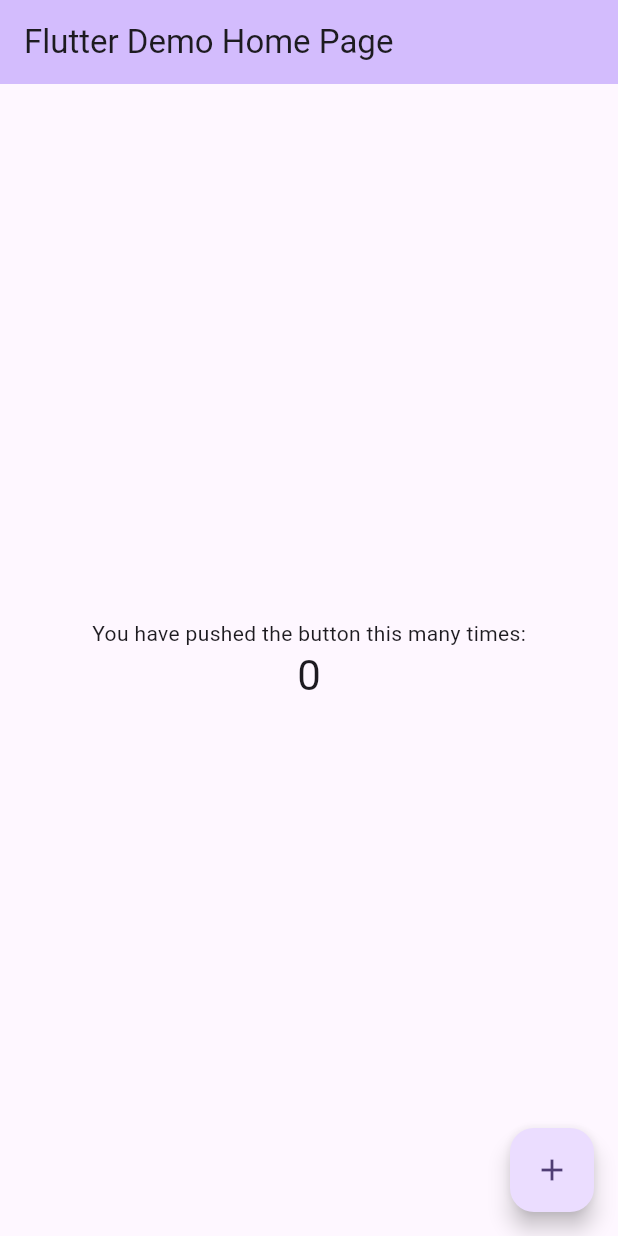
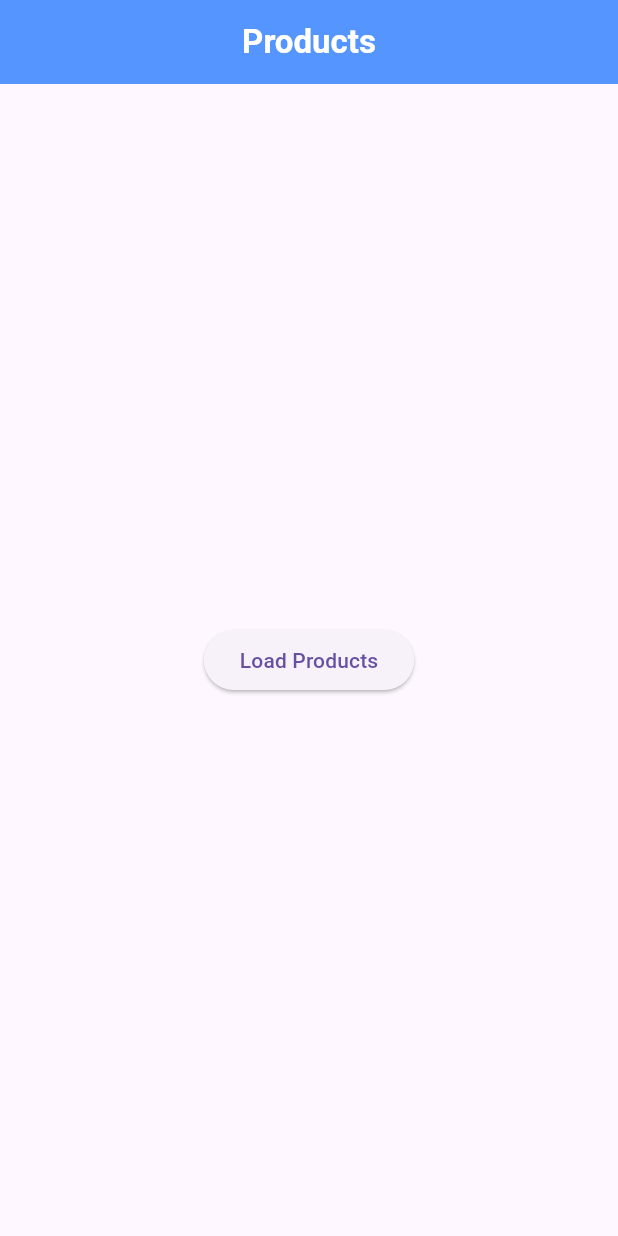
Before and after one commit to AzizbekEshpolatov/flutter_api_bloc_codegen, a Flutter app: the screen it shows after launch, on a phone screen of 412 x 824 dp. Run offline on Flutter 3.47's test engine with Material 3 defaults, Android fonts, the phone set to English and light mode, and no system bars; our stand-ins replace bloc, dio, flutter_bloc, flutter_easyloading, freezed_annotation, get_it and 2 more; accounts and stored records are empty; generated files the repository leaves out were written again.

```diff
--- /dev/null
+++ b/lib/app/app.dart
@@ -0,0 +1,20 @@
+import 'package:flutter/material.dart';
+import 'package:flutter_bloc/flutter_bloc.dart';
+import 'package:flutter_api_bloc_codegen/ui/main/main_screen.dart';
+import 'package:flutter_api_bloc_codegen/ui/main/bloc/main_bloc.dart';
+
+class MyApp extends StatelessWidget {
+  const MyApp({super.key});
+
+  @override
+  Widget build(BuildContext context) {
+    return MultiBlocProvider(
+      providers: [BlocProvider<MainBloc>(create: (context) => MainBloc())],
+      child: MaterialApp(
+        debugShowCheckedModeBanner: false,
+        theme: ThemeData(useMaterial3: true),
+        home: const MainScreen(),
+      ),
+    );
+  }
+}
--- /dev/null
+++ b/lib/core/api/product_api.dart
@@ -0,0 +1,12 @@
+import 'package:dio/dio.dart';
+import 'package:retrofit/retrofit.dart';
+import '../models/product_model.dart';
+part 'product_api.g.dart';
+
+@RestApi(baseUrl: "https://fakestoreapi.com")
+abstract class ProductApi {
+  factory ProductApi(Dio dio, {String baseUrl}) = _ProductApi;
+
+  @GET("/products")
+  Future<List<Product>> getProducts();
+}
--- /dev/null
+++ b/lib/core/models/product_model.dart
@@ -0,0 +1,30 @@
+import 'package:freezed_annotation/freezed_annotation.dart';
+part 'product_model.freezed.dart';
+part 'product_model.g.dart';
+
+@freezed
+class Product with _$Product {
+  const factory Product({
+    required int id,
+    required String title,
+    required double price,
+    required String description,
+    required String category,
+    required String image,
+    required Rating rating,
+  }) = _Product;
+
+  factory Product.fromJson(Map<String, dynamic> json) =>
+      _$ProductFromJson(json);
+}
+
+@freezed
+class Rating with _$Rating {
+  const factory Rating({
+    required double rate,
+    required int count,
+  }) = _Rating;
+
+  factory Rating.fromJson(Map<String, dynamic> json) =>
+      _$RatingFromJson(json);
+}
--- a/lib/main.dart
+++ b/lib/main.dart
@@ -1,125 +1,9 @@
 import 'package:flutter/material.dart';
+import 'app/app.dart';
+import 'di.dart';
 
-void main() {
+void main() async{
+  WidgetsFlutterBinding.ensureInitialized();
+  await setup();
   runApp(const MyApp());
 }
-
-class MyApp extends StatelessWidget {
-  const MyApp({super.key});
-
-  // This widget is the root of your application.
-  @override
-  Widget build(BuildContext context) {
-    return MaterialApp(
-      title: 'Flutter Demo',
-      theme: ThemeData(
-        // This is the theme of your application.
-        //
-        // TRY THIS: Try running your application with "flutter run". You'll see
-        // the application has a purple toolbar. Then, without quitting the app,
-        // try changing the seedColor in the colorScheme below to Colors.green
-        // and then invoke "hot reload" (save your changes or press the "hot
-        // reload" button in a Flutter-supported IDE, or press "r" if you used
-        // the command line to start the app).
-        //
-        // Notice that the counter didn't reset back to zero; the application
-        // state is not lost during the reload. To reset the state, use hot
-        // restart instead.
-        //
-        // This works for code too, not just values: Most code changes can be
-        // tested with just a hot reload.
-        colorScheme: ColorScheme.fromSeed(seedColor: Colors.deepPurple),
-        useMaterial3: true,
-      ),
-      home: const MyHomePage(title: 'Flutter Demo Home Page'),
-    );
-  }
-}
-
-class MyHomePage extends StatefulWidget {
-  const MyHomePage({super.key, required this.title});
-
-  // This widget is the home page of your application. It is stateful, meaning
-  // that it has a State object (defined below) that contains fields that affect
-  // how it looks.
-
-  // This class is the configuration for the state. It holds the values (in this
-  // case the title) provided by the parent (in this case the App widget) and
-  // used by the build method of the State. Fields in a Widget subclass are
-  // always marked "final".
-
-  final String title;
-
-  @override
-  State<MyHomePage> createState() => _MyHomePageState();
-}
-
-class _MyHomePageState extends State<MyHomePage> {
-  int _counter = 0;
-
-  void _incrementCounter() {
-    setState(() {
-      // This call to setState tells the Flutter framework that something has
-      // changed in this State, which causes it to rerun the build method below
-      // so that the display can reflect the updated values. If we changed
-      // _counter without calling setState(), then the build method would not be
-      // called again, and so nothing would appear to happen.
-      _counter++;
-    });
-  }
-
-  @override
-  Widget build(BuildContext context) {
-    // This method is rerun every time setState is called, for instance as done
-    // by the _incrementCounter method above.
-    //
-    // The Flutter framework has been optimized to make rerunning build methods
-    // fast, so that you can just rebuild anything that needs updating rather
-    // than having to individually change instances of widgets.
-    return Scaffold(
-      appBar: AppBar(
-        // TRY THIS: Try changing the color here to a specific color (to
-        // Colors.amber, perhaps?) and trigger a hot reload to see the AppBar
-        // change color while the other colors stay the same.
-        backgroundColor: Theme.of(context).colorScheme.inversePrimary,
-        // Here we take the value from the MyHomePage object that was created by
-        // the App.build method, and use it to set our appbar title.
-        title: Text(widget.title),
-      ),
-      body: Center(
-        // Center is a layout widget. It takes a single child and positions it
-        // in the middle of the parent.
-        child: Column(
-          // Column is also a layout widget. It takes a list of children and
-          // arranges them vertically. By default, it sizes itself to fit its
-          // children horizontally, and tries to be as tall as its parent.
-          //
-          // Column has various properties to control how it sizes itself and
-          // how it positions its children. Here we use mainAxisAlignment to
-          // center the children vertically; the main axis here is the vertical
-          // axis because Columns are vertical (the cross axis would be
-          // horizontal).
-          //
-          // TRY THIS: Invoke "debug painting" (choose the "Toggle Debug Paint"
-          // action in the IDE, or press "p" in the console), to see the
-          // wireframe for each widget.
-          mainAxisAlignment: MainAxisAlignment.center,
-          children: <Widget>[
-            const Text(
-              'You have pushed the button this many times:',
-            ),
-            Text(
-              '$_counter',
-              style: Theme.of(context).textTheme.headlineMedium,
-            ),
-          ],
-        ),
-      ),
-      floatingActionButton: FloatingActionButton(
-        onPressed: _incrementCounter,
-        tooltip: 'Increment',
-        child: const Icon(Icons.add),
-      ), // This trailing comma makes auto-formatting nicer for build methods.
-    );
-  }
-}
--- /dev/null
+++ b/lib/ui/main/bloc/main_bloc.dart
@@ -0,0 +1,27 @@
+import 'package:bloc/bloc.dart';
+import 'package:freezed_annotation/freezed_annotation.dart';
+import 'package:flutter_api_bloc_codegen/core/api/product_api.dart';
+import 'package:flutter_api_bloc_codegen/core/models/product_model.dart';
+import 'package:flutter_api_bloc_codegen/di.dart';
+part 'main_event.dart';
+part 'main_state.dart';
+part 'main_bloc.freezed.dart';
+
+class MainBloc extends Bloc<MainEvent, MainState> {
+  final ProductApi _api = di.get<ProductApi>();
+
+  MainBloc() : super(const MainState.initial()) {
+    on<MainEvent>((event, emit) async {
+      await event.map(
+        started: (_) async {
+          try {
+            final List<Product> products = await _api.getProducts();
+            emit(MainState.loaded(products));
+          } catch (e) {
+            emit(MainState.error(e.toString()));
+          }
+        },
+      );
+    });
+  }
+}
--- /dev/null
+++ b/lib/ui/main/bloc/main_event.dart
@@ -0,0 +1,6 @@
+part of 'main_bloc.dart';
+
+@freezed
+class MainEvent with _$MainEvent {
+  const factory MainEvent.started() = _Started;
+}
--- /dev/null
+++ b/lib/ui/main/bloc/main_state.dart
@@ -0,0 +1,9 @@
+part of 'main_bloc.dart';
+
+@freezed
+class MainState with _$MainState {
+  const factory MainState.initial() = _Initial;
+  const factory MainState.loading() = _Loading;
+  const factory MainState.loaded(List<Product> products) = _Loaded;
+  const factory MainState.error(String message) = _Error;
+}
--- /dev/null
+++ b/lib/ui/main/main_screen.dart
@@ -0,0 +1,55 @@
+import 'package:flutter/material.dart';
+import 'package:flutter_api_bloc_codegen/ui/main/widgets/product_appbar.dart';
+import 'package:flutter_api_bloc_codegen/ui/main/widgets/product_card.dart';
+import 'package:flutter_bloc/flutter_bloc.dart';
+import 'package:flutter_api_bloc_codegen/ui/main/bloc/main_bloc.dart';
+
+class MainScreen extends StatelessWidget {
+  const MainScreen({super.key});
+
+  @override
+  Widget build(BuildContext context) {
+    return Scaffold(
+      appBar: const CustomAppBar(),
+      body: BlocBuilder<MainBloc, MainState>(
+        builder: (context, state) {
+          return state.when(
+            initial: () => Center(
+              child: ElevatedButton(
+                onPressed: () =>
+                    context.read<MainBloc>().add(const MainEvent.started()),
+                child: const Text("Load Products"),
+              ),
+            ),
+            loading: () => const Center(child: CircularProgressIndicator()),
+            loaded: (products) {
+              return RefreshIndicator(
+                onRefresh: () async =>
+                    context.read<MainBloc>().add(const MainEvent.started()),
+                child: ListView.builder(
+                  padding: const EdgeInsets.all(12),
+                  itemCount: products.length,
+                  itemBuilder: (context, index) {
+                    final product = products[index];
+                    return ProductCard(
+                      product: product,
+                      callback: () {
+                        // on Tap.
+                      },
+                    );
+                  },
+                ),
+              );
+            },
+            error: (message) => Center(
+              child: Text(
+                "Error: $message",
+                style: const TextStyle(color: Colors.red),
+              ),
+            ),
+          );
+        },
+      ),
+    );
+  }
+}
--- /dev/null
+++ b/lib/ui/main/widgets/product_appbar.dart
@@ -0,0 +1,26 @@
+import 'package:flutter/material.dart';
+
+class CustomAppBar extends StatelessWidget implements PreferredSizeWidget {
+  const CustomAppBar({super.key});
+
+  @override
+  Widget build(BuildContext context) {
+    return AppBar(
+      title: const Text(
+        "Products",
+        style: TextStyle(
+          fontSize: 22,
+          fontWeight: FontWeight.bold,
+          color: Colors.white,
+        ),
+      ),
+      centerTitle: true,
+      elevation: 4,
+      backgroundColor: Colors.blueAccent,
+      surfaceTintColor: Colors.white,
+    );
+  }
+
+  @override
+  Size get preferredSize => const Size.fromHeight(56);
+}
```
Also changed, not shown: lib/core/api/api_base.dart (added, +91 -0 lines), lib/core/hive/api_hive.dart (added, +46 -0 lines), lib/core/hive/hive_base.dart (added, +20 -0 lines), lib/core/hive/user_hive.dart (added, +12 -0 lines), lib/core/utils/colors.dart (added, +18 -0 lines), lib/core/utils/constants.dart (added, +18 -0 lines), lib/di.dart (added, +60 -0 lines), lib/ui/main/widgets/product_card.dart (added, +59 -0 lines), pubspec.yaml (+15 -70 lines), lib/core/api/product_api.g.dart (added), lib/core/models/product_model.freezed.dart (added), lib/core/models/product_model.g.dart (added), lib/ui/main/bloc/main_bloc.freezed.dart (added), pubspec.lock, 1 other file.
